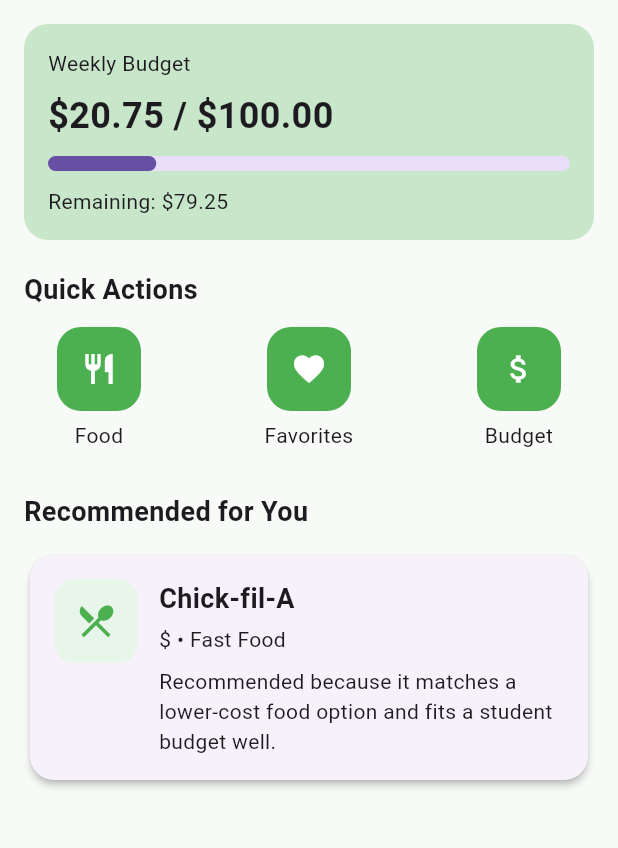
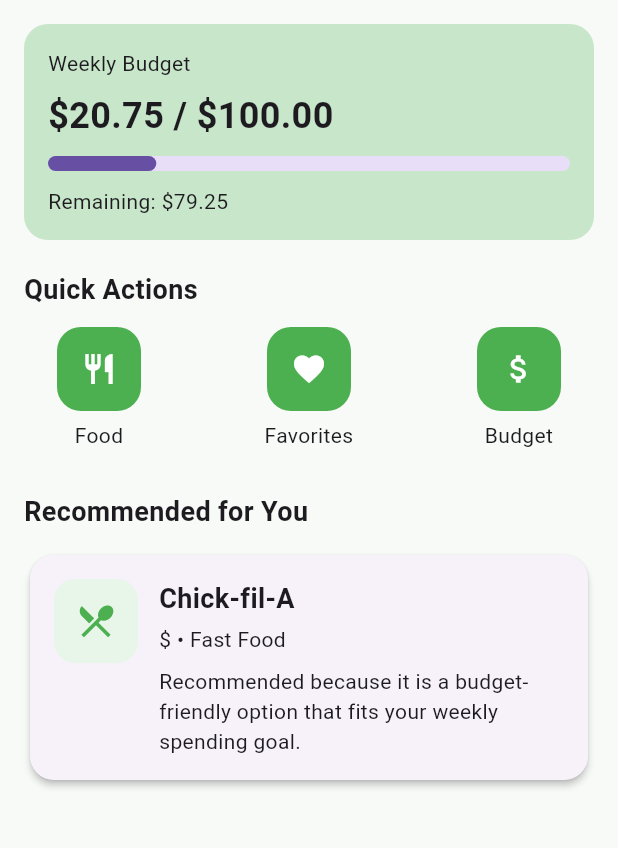
Before and after one commit to vicvu20/CampusBites, a Flutter app: the screen it shows after launch, on a phone screen of 412 x 824 dp, the part 84-932 px from its top. Run offline on Flutter 3.47's test engine with Material 3 defaults, Android fonts, the phone set to English and light mode, and no system bars; our stand-ins replace shared_preferences, sqflite; accounts and stored records are empty.

Commit message:
Add null safety check for recommendation on dashboard

```diff
--- a/lib/main.dart
+++ b/lib/main.dart
@@ -315,12 +315,21 @@ class _HomeDashboardScreenState extends State<HomeDashboardScreen> {
             const SizedBox(height: 28),
             const SectionTitle("Recommended for You"),
             const SizedBox(height: 12),
-            Card(
+            //fallback message if none available
+            _recommendation == null
+                ? const Card(
+                    child: Padding(
+                      padding: EdgeInsets.all(16),
+                      child: Text('No restaurants available yet.'),
+                    ),
+                  )
+                : Card(
                     child: Padding(
                       padding: const EdgeInsets.all(16),
                       child: Row(
                         crossAxisAlignment: CrossAxisAlignment.start,
                         children: [
+                          // Icon container for recommendation
                           Container(
                             padding: const EdgeInsets.all(14),
                             decoration: BoxDecoration(
@@ -334,22 +343,23 @@ class _HomeDashboardScreenState extends State<HomeDashboardScreen> {
                             ),
                           ),
                           const SizedBox(width: 14),
-                    const Expanded(
+                          Expanded(
                             child: Column(
                               crossAxisAlignment: CrossAxisAlignment.start,
                               children: [
+                                // Display recommended restaurant name dynamically
                                 Text(
-                            "Chick-fil-A",
-                            style: TextStyle(
+                                  _recommendation!['name'],
+                                  style: const TextStyle(
                                     fontSize: 18,
                                     fontWeight: FontWeight.bold,
                                   ),
                                 ),
-                          SizedBox(height: 4),
-                          Text("\$ • Fast Food"),
-                          SizedBox(height: 8),
-                          Text(
-                            "Recommended because it matches a lower-cost food option and fits a student budget well.",
+                                const SizedBox(height: 4),
+                                Text('${_recommendation!['price']} • ${_recommendation!['type']}'),
+                                const SizedBox(height: 8),
+                                const Text(
+                                  'Recommended because it is a budget-friendly option that fits your weekly spending goal.',
                                 ),
                               ],
                             ),
```
Lines whose indentation alone changed are shown as unchanged.
